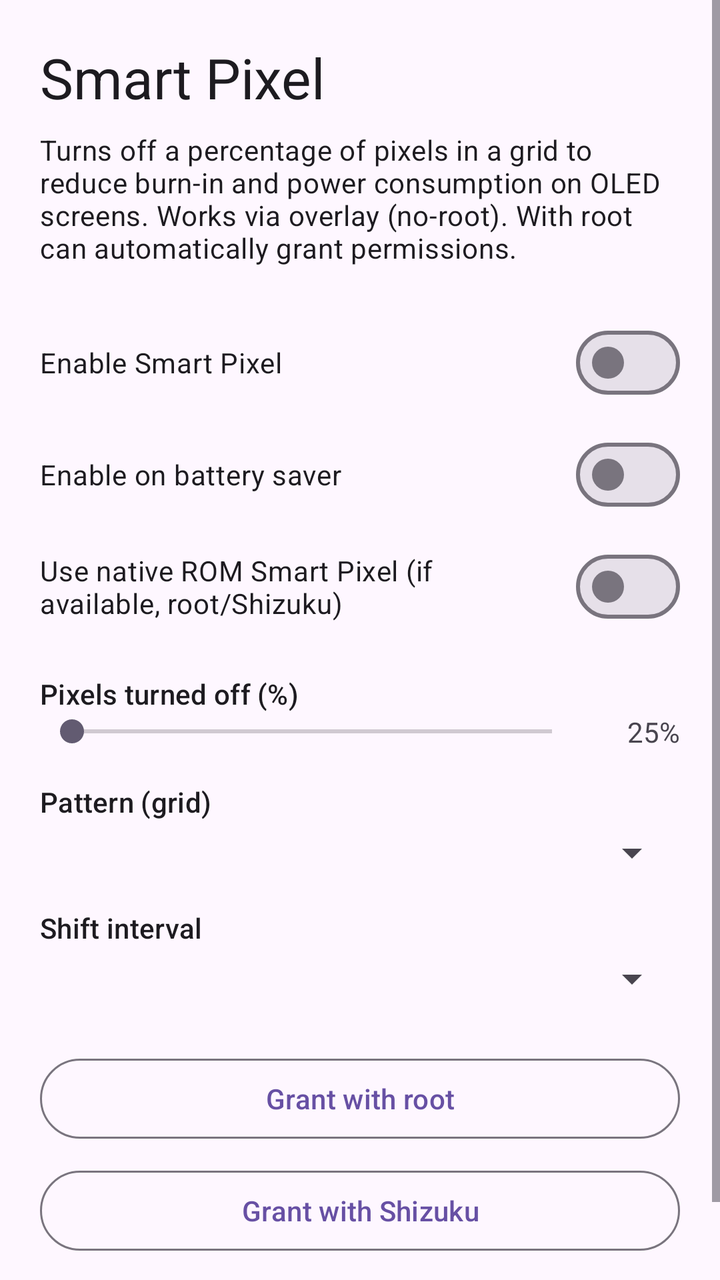
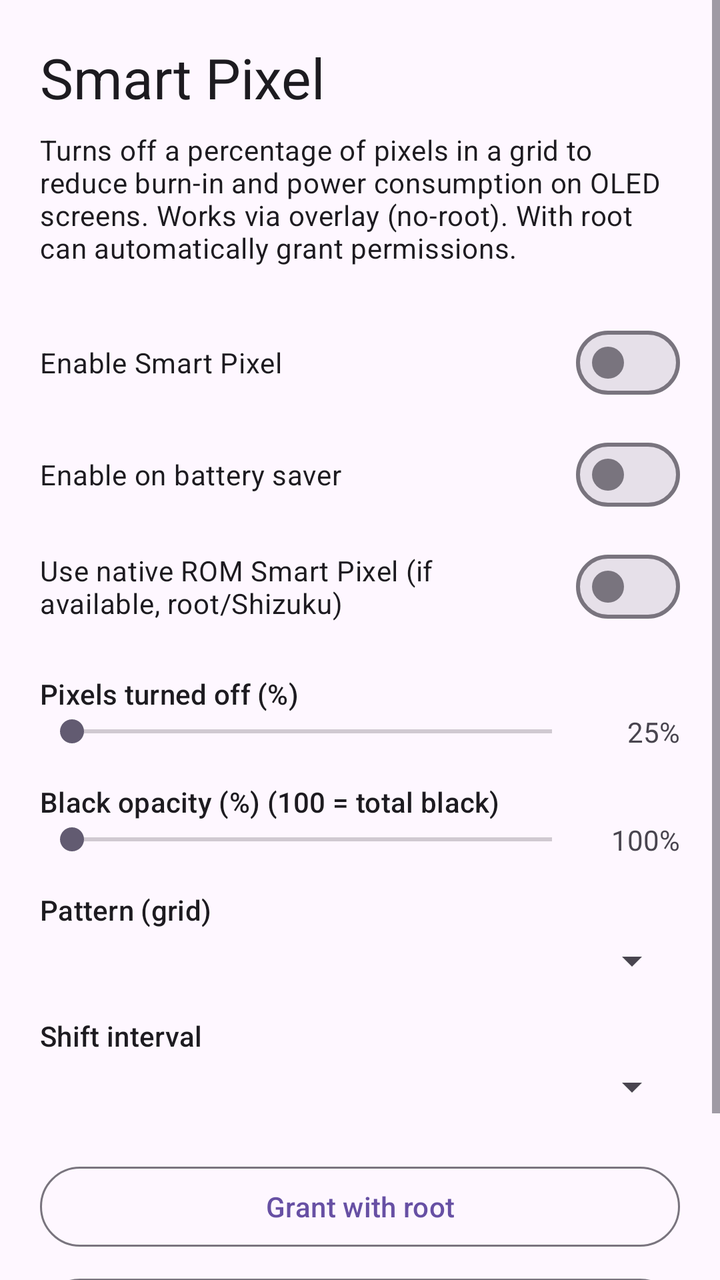

Screens rendered from an Android XML layout before and after an edit, with the pre-edit source and the edit as a unified diff.
<!-- AndroidManifest.xml: application theme Theme.SmartPixel -->
<!-- res/layout/activity_main.xml -->
<?xml version="1.0" encoding="utf-8"?>
<ScrollView xmlns:android="http://schemas.android.com/apk/res/android"
    xmlns:app="http://schemas.android.com/apk/res-auto"
    android:layout_width="match_parent"
    android:layout_height="match_parent">

    <LinearLayout
        android:layout_width="match_parent"
        android:layout_height="wrap_content"
        android:orientation="vertical"
        android:padding="20dp">

        <TextView
            android:layout_width="wrap_content"
            android:layout_height="wrap_content"
            android:text="@string/app_name"
            android:textAppearance="@style/TextAppearance.Material3.HeadlineMedium" />

        <TextView
            android:layout_width="match_parent"
            android:layout_height="wrap_content"
            android:layout_marginTop="8dp"
            android:text="@string/desc"
            android:textAppearance="@style/TextAppearance.Material3.BodyMedium" />

        <com.google.android.material.materialswitch.MaterialSwitch
            android:id="@+id/switchEnable"
            android:layout_width="match_parent"
            android:layout_height="wrap_content"
            android:layout_marginTop="24dp"
            android:text="@string/enable_smart_pixels" />

        <com.google.android.material.materialswitch.MaterialSwitch
            android:id="@+id/switchBatterySaver"
            android:layout_width="match_parent"
            android:layout_height="wrap_content"
            android:layout_marginTop="8dp"
            android:text="@string/enable_on_battery_saver" />

        <com.google.android.material.materialswitch.MaterialSwitch
            android:id="@+id/switchNativeMode"
            android:layout_width="match_parent"
            android:layout_height="wrap_content"
            android:layout_marginTop="8dp"
            android:text="@string/native_mode" />

        <TextView
            android:layout_width="match_parent"
            android:layout_height="wrap_content"
            android:layout_marginTop="20dp"
            android:text="@string/intensity"
            android:textAppearance="@style/TextAppearance.Material3.TitleSmall" />

        <LinearLayout
            android:layout_width="match_parent"
            android:layout_height="wrap_content"
            android:gravity="center_vertical"
            android:orientation="horizontal">

            <SeekBar
                android:id="@+id/seekIntensity"
                android:layout_width="0dp"
                android:layout_height="wrap_content"
                android:layout_weight="1"
                android:max="100" />

            <TextView
                android:id="@+id/textIntensity"
                android:layout_width="48dp"
                android:layout_height="wrap_content"
                android:gravity="end"
                android:text="25%" />
        </LinearLayout>

        <TextView
            android:layout_width="match_parent"
            android:layout_height="wrap_content"
            android:layout_marginTop="16dp"
            android:text="@string/pattern"
            android:textAppearance="@style/TextAppearance.Material3.TitleSmall" />

        <Spinner
            android:id="@+id/spinnerPattern"
            android:layout_width="match_parent"
            android:layout_height="wrap_content"
            android:layout_marginTop="4dp" />

        <TextView
            android:layout_width="match_parent"
            android:layout_height="wrap_content"
            android:layout_marginTop="16dp"
            android:text="@string/shift_timeout"
            android:textAppearance="@style/TextAppearance.Material3.TitleSmall" />

        <Spinner
            android:id="@+id/spinnerShift"
            android:layout_width="match_parent"
            android:layout_height="wrap_content"
            android:layout_marginTop="4dp" />

        <com.google.android.material.button.MaterialButton
            android:id="@+id/btnRootGrant"
            style="@style/Widget.Material3.Button.OutlinedButton"
            android:layout_width="match_parent"
            android:layout_height="wrap_content"
            android:layout_marginTop="24dp"
            android:text="@string/root_grant" />

        <com.google.android.material.button.MaterialButton
            android:id="@+id/btnShizukuGrant"
            style="@style/Widget.Material3.Button.OutlinedButton"
            android:layout_width="match_parent"
            android:layout_height="wrap_content"
            android:layout_marginTop="8dp"
            android:text="@string/shizuku_grant" />

        <TextView
            android:id="@+id/textStatus"
            android:layout_width="match_parent"
            android:layout_height="wrap_content"
            android:layout_marginTop="16dp"
            android:textAppearance="@style/TextAppearance.Material3.BodySmall" />

    </LinearLayout>
</ScrollView>
<!-- resources referenced by this layout -->
<resources>
  <string name="app_name">Smart Pixel</string>
  <string name="desc">Turns off a percentage of pixels in a grid to reduce burn-in and power consumption on OLED screens. Works via overlay (no-root). With root can automatically grant permissions.</string>
  <string name="enable_on_battery_saver">Enable on battery saver</string>
  <string name="enable_smart_pixels">Enable Smart Pixel</string>
  <string name="intensity">Pixels turned off (%)</string>
  <string name="native_mode">Use native ROM Smart Pixel (if available, root/Shizuku)</string>
  <string name="pattern">Pattern (grid)</string>
  <string name="root_grant">Grant with root</string>
  <string name="shift_timeout">Shift interval</string>
  <string name="shizuku_grant">Grant with Shizuku</string>
  <style name="Theme.SmartPixel" parent="Theme.Material3.DayNight.NoActionBar">
          <item name="android:statusBarColor">?attr/colorSurface</item>
      </style>
</resources>

<!-- the commit's change to res/layout/activity_main.xml (unified diff, before → after) -->
@@ -76,6 +76,34 @@
             android:layout_width="match_parent"
             android:layout_height="wrap_content"
             android:layout_marginTop="16dp"
+            android:text="@string/black_level"
+            android:textAppearance="@style/TextAppearance.Material3.TitleSmall" />
+
+        <LinearLayout
+            android:layout_width="match_parent"
+            android:layout_height="wrap_content"
+            android:gravity="center_vertical"
+            android:orientation="horizontal">
+
+            <SeekBar
+                android:id="@+id/seekBlackLevel"
+                android:layout_width="0dp"
+                android:layout_height="wrap_content"
+                android:layout_weight="1"
+                android:max="100" />
+
+            <TextView
+                android:id="@+id/textBlackLevel"
+                android:layout_width="48dp"
+                android:layout_height="wrap_content"
+                android:gravity="end"
+                android:text="100%" />
+        </LinearLayout>
+
+        <TextView
+            android:layout_width="match_parent"
+            android:layout_height="wrap_content"
+            android:layout_marginTop="16dp"
             android:text="@string/pattern"
             android:textAppearance="@style/TextAppearance.Material3.TitleSmall" />
 
<!-- resource entries referenced after the edit -->
@@ -1,6 +1,7 @@
 <!-- resources referenced by this layout -->
 <resources>
   <string name="app_name">Smart Pixel</string>
+  <string name="black_level">Black opacity (%) (100 = total black)</string>
   <string name="desc">Turns off a percentage of pixels in a grid to reduce burn-in and power consumption on OLED screens. Works via overlay (no-root). With root can automatically grant permissions.</string>
   <string name="enable_on_battery_saver">Enable on battery saver</string>
   <string name="enable_smart_pixels">Enable Smart Pixel</string>
